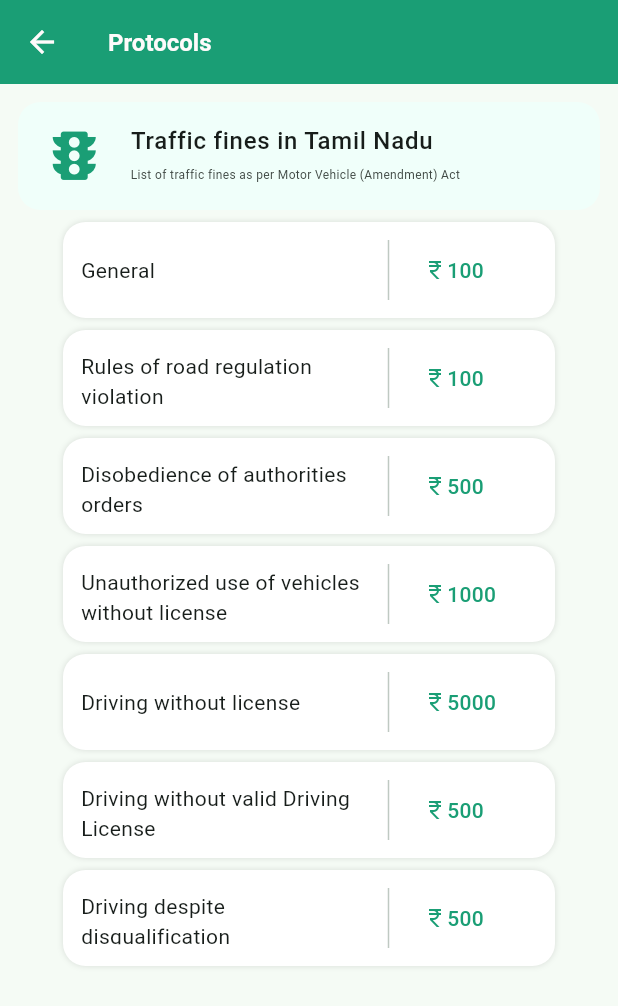
After one commit to abichengs01/parkqwik_clone, a Flutter app: the Protocols screen opened directly, on a phone screen of 412 x 824 dp. The commit adds this screen. Shown: the top 1006 px of the screen. Run offline on Flutter 3.47's test engine with Material 3 defaults, Android fonts, the phone set to English and light mode, and no system bars; our stand-ins replace carousel_slider, font_awesome_flutter.

Commit message:
protocol page ongoing

```diff
--- a/lib/homescreen.dart
+++ b/lib/homescreen.dart
@@ -1,6 +1,7 @@
 import 'package:carousel_slider/carousel_slider.dart';
 import 'package:flutter/material.dart';
 import 'package:parkqwik/colors.dart';
+import 'package:parkqwik/protocol.dart';
 import 'package:parkqwik/vehicle_insurance.dart';
 
 import 'fastag_recharge_p1.dart';
@@ -798,7 +799,9 @@ class _HomeScreenState extends State<HomeScreen> {
                                   ]),
                               Column(
                                   children: [
-                                    Container(
+                                    InkWell(
+                                      onTap: (){Navigator.push(context, MaterialPageRoute(builder: (context)=> Protocols()));},
+                                      child: Container(
                                         width: 51,height: 51,
                                         decoration: BoxDecoration(
                                             boxShadow: [BoxShadow(
@@ -809,6 +812,7 @@ class _HomeScreenState extends State<HomeScreen> {
                                             borderRadius: BorderRadius.circular(10)
                                         ),
                                           child: Icon(Icons.traffic,color: AppColor.primary,size: 30,)                                    ),
+                                    ),
                                     SizedBox(height: 3,),
                                     Text("Protocols",style: TextStyle(fontSize: 10),),
                                   ])
--- /dev/null
+++ b/lib/protocol.dart
@@ -0,0 +1,271 @@
+import 'package:flutter/material.dart';
+
+import 'colors.dart';
+
+class Protocols extends StatefulWidget {
+  const Protocols({super.key});
+
+  @override
+  State<Protocols> createState() => _ProtocolsState();
+}
+
+class _ProtocolsState extends State<Protocols> {
+  @override
+  Widget build(BuildContext context) {
+    return Scaffold(
+      appBar: AppBar(
+        title: Text('Protocols',style:TextStyle(fontSize:16,fontWeight: FontWeight.w600,
+            color: AppColor.appbartext) ,),
+        leading:IconButton(icon: Icon(Icons.arrow_back),iconSize: 24,color: AppColor.appbartext,
+          onPressed: () {
+            Navigator.pop(context);
+          },),
+        backgroundColor: AppColor.primary,
+      ),
+      body: SingleChildScrollView(
+          child: Padding(
+            padding: const EdgeInsets.all(12.0),
+            child: Column(mainAxisAlignment: MainAxisAlignment.center,
+              crossAxisAlignment: CrossAxisAlignment.center,
+              children: [
+                // ExpansionTile(title: Text("Select Your State",
+                // style: TextStyle(fontSize: 14,fontWeight: FontWeight.w500)),)
+                ListTile(tileColor: Color(0xFFF0FFFA),
+                  shape: RoundedRectangleBorder(
+                    borderRadius: BorderRadius.circular(15),
+                    //side: BorderSide(color: Colors.black),
+                  ),
+                  leading: Icon(Icons.traffic,color: AppColor.primary,size: 43,),
+                  title: Text("Traffic fines in Tamil Nadu",style: TextStyle(
+                    fontSize: 16,fontWeight: FontWeight.w500
+                  ),),
+                  subtitle: Text("List of traffic fines as per Motor Vehicle (Amendment) Act",
+                    style: TextStyle(fontSize: 8,fontWeight: FontWeight.w400),),
+                ),
+                SizedBox(height: 8,),
+
+                Container(height: 64,width: 328,
+                  decoration: BoxDecoration(
+                      boxShadow: [BoxShadow(
+                        color: Colors.black12,
+                        blurRadius: 3,
+                      )],
+                      color: Color(0xFFFFFFFF),
+                      borderRadius: BorderRadius.circular(15)
+                  ),
+                 child:Padding(
+                   padding: const EdgeInsets.all(12.0),
+                   child: Row(
+                     mainAxisSize: MainAxisSize.min,
+                     children: [
+                       Container(height: 35,width: 197,
+                           child: Padding(
+                             padding: const EdgeInsets.only(top: 8.0),
+                             child: Text("General",style: TextStyle(fontSize: 14,fontWeight: FontWeight.w400),),
+                           )),
+                       VerticalDivider(),
+                       SizedBox(width: 15,),
+                       Icon(Icons.currency_rupee,size: 16,color: AppColor.primary,),
+                       Padding(
+                         padding: const EdgeInsets.only(right: 15.0),
+                         child: Text("100",style: TextStyle(fontSize: 14,fontWeight: FontWeight.w500,
+                             color: AppColor.primary),),
+                       )
+                     ],
+                   ),
+                 ),
+                ),
+                SizedBox(height: 8,),
+
+                Container(height: 64,width: 328,
+                  decoration: BoxDecoration(
+                      boxShadow: [BoxShadow(
+                        color: Colors.black12,
+                        blurRadius: 3,
+                      )],
+                      color: Color(0xFFFFFFFF),
+                      borderRadius: BorderRadius.circular(15)
+                  ),
+                  child:Padding(
+                    padding: const EdgeInsets.all(12.0),
+                    child: Row(
+                      mainAxisSize: MainAxisSize.min,
+                      children: [
+                        Container(height: 35,width: 197,
+                            child: Text("Rules of road regulation violation",style: TextStyle(fontSize: 14,fontWeight: FontWeight.w400),)),
+                        VerticalDivider(),
+                        SizedBox(width: 15,),
+                        Icon(Icons.currency_rupee,size: 16,color: AppColor.primary,),
+                        Padding(
+                          padding: const EdgeInsets.only(right: 15.0),
+                          child: Text("100",style: TextStyle(fontSize: 14,fontWeight: FontWeight.w500,
+                              color: AppColor.primary),),
+                        )],),),),
+
+                SizedBox(height: 8,),
+
+                Container(height: 64,width: 328,
+                  decoration: BoxDecoration(
+                      boxShadow: [BoxShadow(
+                        color: Colors.black12,
+                        blurRadius: 3,
+                      )],
+                      color: Color(0xFFFFFFFF),
+                      borderRadius: BorderRadius.circular(15)
+                  ),
+                  child:Padding(
+                    padding: const EdgeInsets.all(12.0),
+                    child: Row(
+                      mainAxisSize: MainAxisSize.min,
+                      children: [
+                        Container(height: 35,width: 197,
+                            child: Text("Disobedience of authorities orders",style: TextStyle(fontSize: 14,fontWeight: FontWeight.w400),)),
+                        VerticalDivider(),
+                        SizedBox(width: 15,),
+                        Icon(Icons.currency_rupee,size: 16,color: AppColor.primary,),
+                        Padding(
+                          padding: const EdgeInsets.only(right: 15.0),
+                          child: Text("500",style: TextStyle(fontSize: 14,fontWeight: FontWeight.w500,
+                              color: AppColor.primary),),
+                        )
+                      ],
+                    ),
+                  ),
+                ),
+
+                SizedBox(height: 8,),
+
+                Container(height: 64,width: 328,
+                  decoration: BoxDecoration(
+                      boxShadow: [BoxShadow(
+                        color: Colors.black12,
+                        blurRadius: 3,
+                      )],
+                      color: Color(0xFFFFFFFF),
+                      borderRadius: BorderRadius.circular(15)
+                  ),
+                  child:Padding(
+                    padding: const EdgeInsets.all(12.0),
+                    child: Row(
+                      mainAxisSize: MainAxisSize.min,
+                      children: [
+                        Container(height: 35,width: 197,
+                            child: Text("Unauthorized use of vehicles without license",style: TextStyle(fontSize: 14,fontWeight: FontWeight.w400),)),
+
+                        VerticalDivider(),
+                        SizedBox(width: 15,),
+                        Icon(Icons.currency_rupee,size: 16,color: AppColor.primary,),
+                        Padding(
+                          padding: const EdgeInsets.only(right: 15.0),
+                          child: Text("1000",style: TextStyle(fontSize: 14,fontWeight: FontWeight.w500,
+                              color: AppColor.primary),),
+                        )
+                      ],
+                    ),
+                  ),
+                ),
+
+                SizedBox(height: 8,),
+
+                Container(height: 64,width: 328,
+                  decoration: BoxDecoration(
+                      boxShadow: [BoxShadow(
+                        color: Colors.black12,
+                        blurRadius: 3,
+                      )],
+                      color: Color(0xFFFFFFFF),
+                      borderRadius: BorderRadius.circular(15)
+                  ),
+                  child:Padding(
+                    padding: const EdgeInsets.all(12.0),
+                    child: Row(
+                      mainAxisSize: MainAxisSize.min,
+                      children: [
+                        Container(height: 35,width: 197,
+                            child: Padding(
+                              padding: const EdgeInsets.only(top: 8.0),
+                              child: Text("Driving without license",style: TextStyle(fontSize: 14,fontWeight: FontWeight.w400),),
+                            )),
+                        VerticalDivider(),
+                        SizedBox(width: 15,),
+                        Icon(Icons.currency_rupee,size: 16,color: AppColor.primary,),
+                        Padding(
+                          padding: const EdgeInsets.only(right: 15.0),
+                          child: Text("5000",style: TextStyle(fontSize: 14,fontWeight: FontWeight.w500,
+                              color: AppColor.primary),),
+                        )
+                      ],
+                    ),
+                  ),
+                ),
+
+                SizedBox(height: 8,),
+
+                Container(height: 64,width: 328,
+                  decoration: BoxDecoration(
+                      boxShadow: [BoxShadow(
+                        color: Colors.black12,
+                        blurRadius: 3,
+                      )],
+                      color: Color(0xFFFFFFFF),
+                      borderRadius: BorderRadius.circular(15)
+                  ),
+                  child:Padding(
+                    padding: const EdgeInsets.all(12.0),
+                    child: Row(
+                      mainAxisSize: MainAxisSize.min,
+                      children: [
+                        Container(height: 35,width: 197,
+                            child: Text("Driving without valid Driving License",style: TextStyle(fontSize: 14,fontWeight: FontWeight.w400),)),
+
+                        VerticalDivider(),
+                        SizedBox(width: 15,),
+                        Icon(Icons.currency_rupee,size: 16,color: AppColor.primary,),
+                        Padding(
+                          padding: const EdgeInsets.only(right: 15.0),
+                          child: Text("500",style: TextStyle(fontSize: 14,fontWeight: FontWeight.w500,
+                              color: AppColor.primary),),
+                        )
+                      ],
+                    ),
+                  ),
+                ),
+
+                SizedBox(height: 8,),
+
+                Container(height: 64,width: 328,
+                  decoration: BoxDecoration(
+                      boxShadow: [BoxShadow(
+                        color: Colors.black12,
+                        blurRadius: 3,
+                      )],
+                      color: Color(0xFFFFFFFF),
+                      borderRadius: BorderRadius.circular(15)
+                  ),
+                  child:Padding(
+                    padding: const EdgeInsets.all(12.0),
+                    child: Row(
+                      mainAxisSize: MainAxisSize.min,
+                      children: [
+                        Container(height: 35,width: 197,
+                            child: Text("Driving despite disqualification",style: TextStyle(fontSize: 14,fontWeight: FontWeight.w400),)),
+
+                        VerticalDivider(),
+                        SizedBox(width: 15,),
+                        Icon(Icons.currency_rupee,size: 16,color: AppColor.primary,),
+                        Padding(
+                          padding: const EdgeInsets.only(right: 15.0),
+                          child: Text("500",style: TextStyle(fontSize: 14,fontWeight: FontWeight.w500,
+                              color: AppColor.primary),),
+                        )
+                      ],
+                    ),
+                  ),
+                ),
+
+              ],
+            ),
+          )),
+    );
+  }
+}
```
Also changed, not shown: lib/vehicle_insurance.dart (+33 -0 lines). Lines whose indentation alone changed are shown as unchanged.
